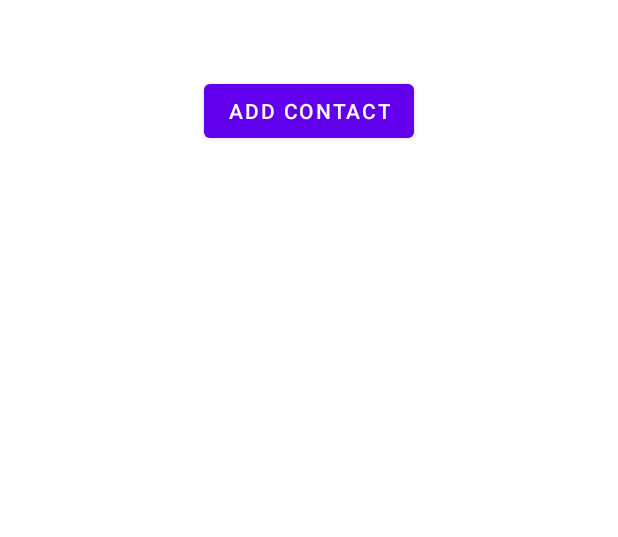
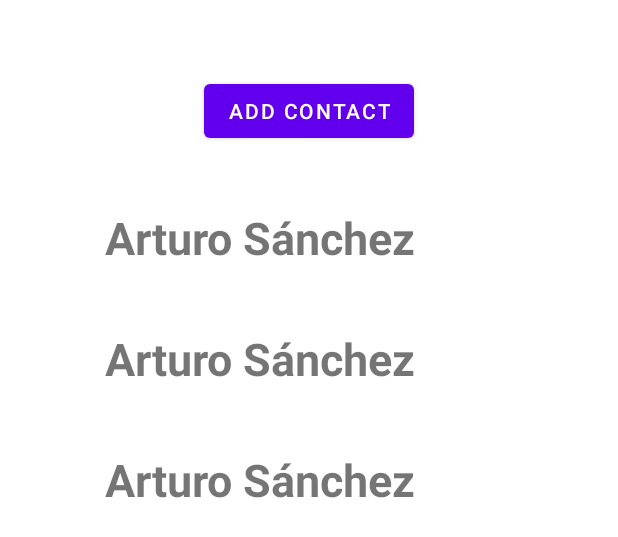
Before and after one commit to ascstb/Android-ContactsApp, an Android app: the layout home_activity_layout.xml on its own in the app's theme, with its tools: preview values and no code run, on a phone screen of 412 x 824 dp. Shown: the top 537 px of the screen. Run offline under Robolectric (Android 15) with nearby library versions, the phone set to English and light mode, and no system bars.

Commit message:
Recycler View Implementation

```diff
--- a/app/src/main/AndroidManifest.xml
+++ b/app/src/main/AndroidManifest.xml
@@ -15,7 +15,7 @@
         android:theme="@style/Theme.AndroidContactsApp"
         tools:targetApi="31">
         <activity
-            android:name=".presentation.HomeActivity"
+            android:name=".presentation.home.HomeActivity"
             android:exported="true">
             <intent-filter>
                 <action android:name="android.intent.action.MAIN" />
--- a/app/src/main/java/com/r2devpros/android_contactsapp/presentation/addContact/AddContactActivity.kt
+++ b/app/src/main/java/com/r2devpros/android_contactsapp/presentation/addContact/AddContactActivity.kt
@@ -7,21 +7,22 @@ import com.r2devpros.android_contactsapp.R
 import com.r2devpros.android_contactsapp.databinding.AddContactActivityLayoutBinding
 import com.r2devpros.android_contactsapp.repository.RepositoryManager
 import com.r2devpros.android_contactsapp.repository.local.room.ContactsRepo
+import timber.log.Timber
 
 class AddContactActivity : AppCompatActivity() {
     private lateinit var layout: AddContactActivityLayoutBinding
     private lateinit var viewModel: AddContactViewModel
 
     override fun onCreate(savedInstanceState: Bundle?) {
+        Timber.d("AddContactActivity_TAG: onCreate: ")
         super.onCreate(savedInstanceState)
         overridePendingTransition(R.anim.slide_out_bottom, R.anim.slide_in_bottom)
 
         layoutBinding()
-
-        viewModel.getContacts()
     }
 
     private fun layoutBinding() {
+        Timber.d("AddContactActivity_TAG: layoutBinding: ")
         viewModel = AddContactViewModel(
             repositoryManager = RepositoryManager(
                 ContactsRepo(this)
--- a/app/src/main/java/com/r2devpros/android_contactsapp/presentation/addContact/AddContactViewModel.kt
+++ b/app/src/main/java/com/r2devpros/android_contactsapp/presentation/addContact/AddContactViewModel.kt
@@ -24,11 +24,6 @@ class AddContactViewModel(
             age = age.toIntOrNull() ?: 0
         )
 
-    fun getContacts() = CoroutineScope(Dispatchers.IO).launch {
-        val result = repositoryManager.getContacts()
-        Timber.d("AddContactViewModel_TAG: getContacts: ${result.size}")
-    }
-
     fun addContactClicked() = CoroutineScope(Dispatchers.IO).launch {
         Timber.d("AddContactViewModel_TAG: addContact: $contact")
         repositoryManager.addContact(contact)
--- /dev/null
+++ b/app/src/main/res/layout/contact_list_item_layout.xml
@@ -0,0 +1,30 @@
+<?xml version="1.0" encoding="utf-8"?>
+<layout xmlns:android="http://schemas.android.com/apk/res/android"
+    xmlns:app="http://schemas.android.com/apk/res-auto"
+    xmlns:tools="http://schemas.android.com/tools">
+
+    <data>
+
+        <variable
+            name="viewModel"
+            type="com.r2devpros.android_contactsapp.presentation.home.ContactListItemViewModel" />
+    </data>
+
+    <androidx.constraintlayout.widget.ConstraintLayout
+        android:layout_width="match_parent"
+        android:layout_height="wrap_content"
+        android:padding="20dp">
+
+        <TextView
+            android:id="@+id/tvName"
+            android:layout_width="match_parent"
+            android:layout_height="wrap_content"
+            android:text="@{viewModel.fullName}"
+            android:textSize="30sp"
+            android:textStyle="bold"
+            app:layout_constraintStart_toStartOf="parent"
+            app:layout_constraintTop_toTopOf="parent"
+            tools:text="Arturo Sánchez" />
+
+    </androidx.constraintlayout.widget.ConstraintLayout>
+</layout>
--- a/app/src/main/res/layout/home_activity_layout.xml
+++ b/app/src/main/res/layout/home_activity_layout.xml
@@ -7,7 +7,7 @@
         android:layout_width="match_parent"
         android:layout_height="match_parent"
         android:padding="50dp"
-        tools:context=".presentation.HomeActivity">
+        tools:context=".presentation.home.HomeActivity">
 
         <Button
             android:id="@+id/btnGoToAdd"
@@ -24,7 +24,8 @@
             android:layout_height="0dp"
             android:layout_marginTop="20dp"
             app:layout_constraintBottom_toBottomOf="parent"
-            app:layout_constraintTop_toBottomOf="@id/btnGoToAdd" />
+            app:layout_constraintTop_toBottomOf="@id/btnGoToAdd"
+            tools:listitem="@layout/contact_list_item_layout" />
 
     </androidx.constraintlayout.widget.ConstraintLayout>
 </layout>
```
Also changed, not shown: app/src/main/java/com/r2devpros/android_contactsapp/presentation/HomeActivity.kt (deleted, +0 -40 lines), app/src/main/java/com/r2devpros/android_contactsapp/presentation/home/ContactListItemViewModel.kt (added, +17 -0 lines), app/src/main/java/com/r2devpros/android_contactsapp/presentation/home/HomeActivity.kt (added, +83 -0 lines), app/src/main/java/com/r2devpros/android_contactsapp/presentation/home/HomeViewModel.kt (added, +23 -0 lines), app/src/main/java/com/r2devpros/android_contactsapp/presentation/home/RVContactsAdapter.kt (added, +36 -0 lines).
